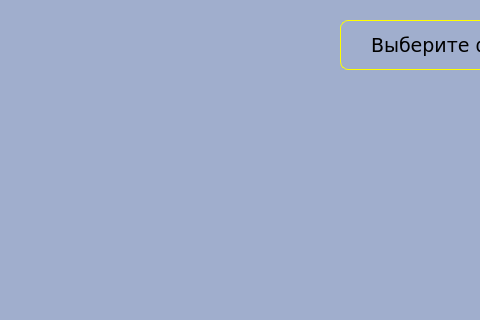
Qt form uiMainFile.ui (Asklit/CourseProjectPython) before a commit; both pictures show x 0 to 480 and y 360 to 680 of the 940 by 680 pixel window.
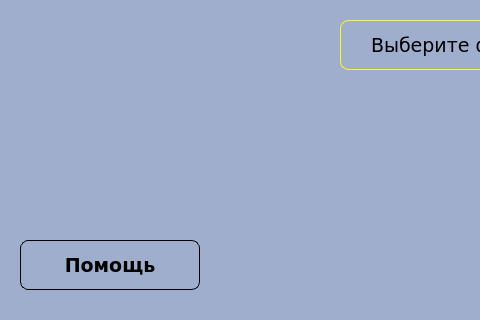
The same form after that commit.

Commit message: A: Добавление кнопки "Помощь"

What changed in the file:
```diff
--- a/uiMainFile.ui
+++ b/uiMainFile.ui
@@ -254,6 +254,43 @@
      <bool>true</bool>
     </property>
    </widget>
+   <widget class="QPushButton" name="btnHelp">
+    <property name="geometry">
+     <rect>
+      <x>20</x>
+      <y>600</y>
+      <width>180</width>
+      <height>50</height>
+     </rect>
+    </property>
+    <property name="font">
+     <font>
+      <family>Verdana</family>
+      <pointsize>14</pointsize>
+      <weight>75</weight>
+      <bold>true</bold>
+     </font>
+    </property>
+    <property name="mouseTracking">
+     <bool>true</bool>
+    </property>
+    <property name="styleSheet">
+     <string notr="true">QPushButton {
+  color: solid black;
+  font-weight: 600;
+  border-radius: 8px;
+  border: 1px solid black;
+  outline: 0px;
+}
+QPushButton:hover {
+  background-color: #6E6E6E;
+  border: 1px solid black;
+}</string>
+    </property>
+    <property name="text">
+     <string>Помощь</string>
+    </property>
+   </widget>
   </widget>
   <widget class="QStatusBar" name="statusbar"/>
  </widget>
```
The commit also changes 4 other files.
